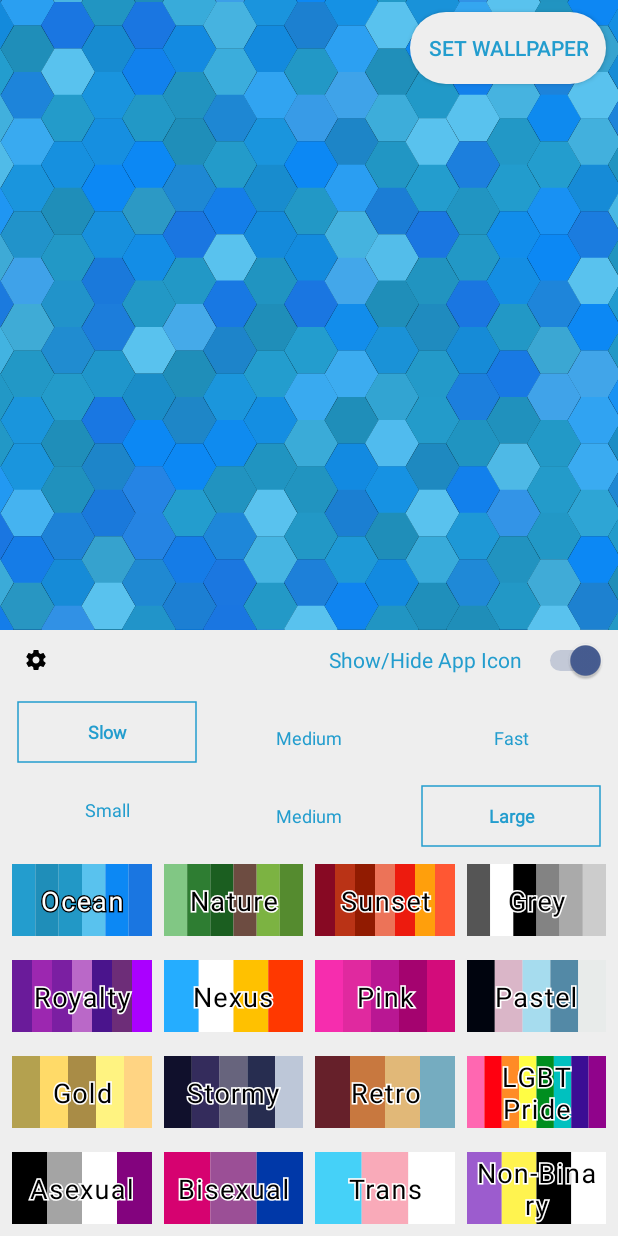
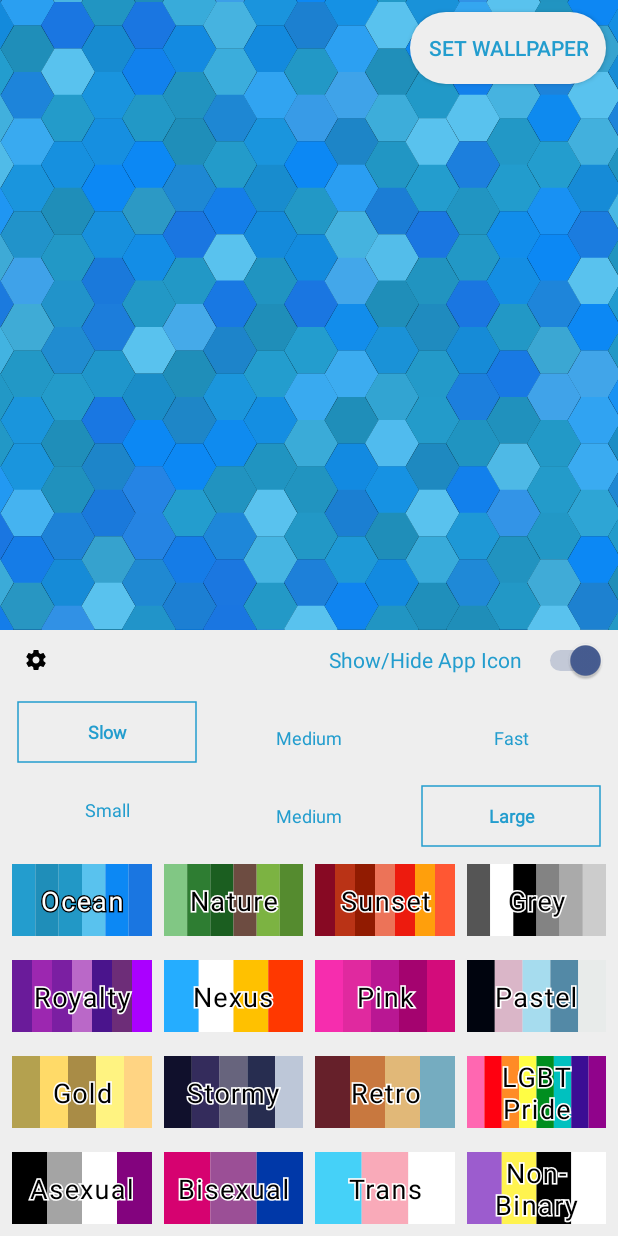
Before and after one commit to randauto/HexLiveWallpaper, an Android app: the screen it shows after launch (SettingsActivity), on a phone screen of 412 x 824 dp. Run offline under Robolectric (Android 15) with nearby library versions, the phone set to English and light mode, and no system bars.

Commit message:
Add soft break character

```diff
--- a/app/src/main/res/values/strings.xml
+++ b/app/src/main/res/values/strings.xml
@@ -27,7 +27,7 @@
     <string name="asex">Asexual</string>
     <string name="bisex">Bisexual</string>
     <string name="trans">Trans</string>
-    <string name="nonbinary">Non-Binary</string>
+    <string name="nonbinary">Non-\u200bBinary</string>
 
     <string name="slow">Slow</string>
     <string name="normal">Normal</string>
```
